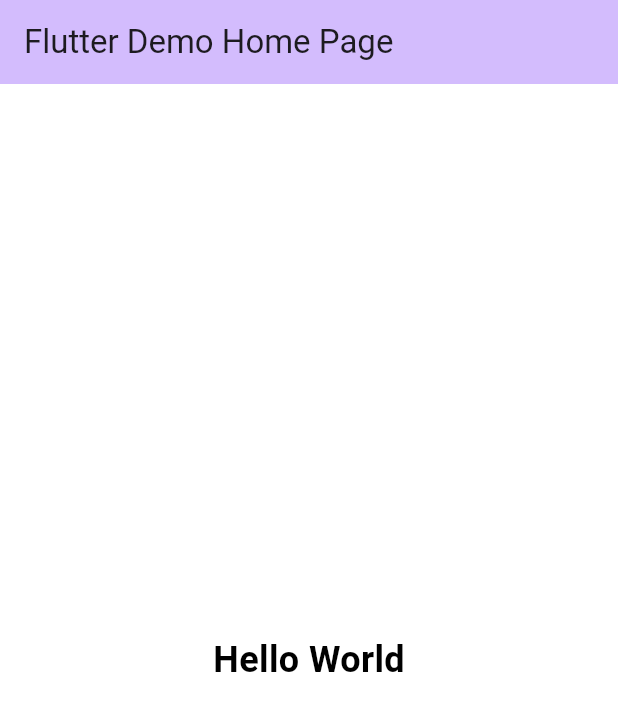
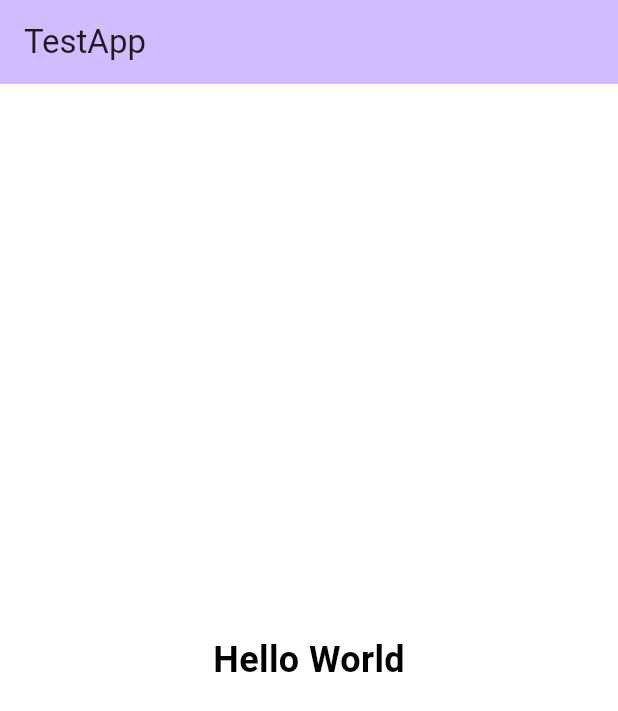
Before and after one commit to mtkgeek/testapp, a Flutter app: the screen it shows after launch, on a phone screen of 412 x 824 dp. Shown: the top 711 px of the screen. Run offline on Flutter 3.47's test engine with Material 2 defaults, Android fonts, the phone set to English and light mode, and no system bars.

Commit message:
fixed analyzer issues

```diff
--- a/lib/main.dart
+++ b/lib/main.dart
@@ -6,7 +6,9 @@ void main() {
   runApp(const MyApp());
 }
 
+/// App entry point
 class MyApp extends StatelessWidget {
+  /// Constructor
   const MyApp({super.key});
 
   // This widget is the root of your application.
@@ -15,42 +17,18 @@ class MyApp extends StatelessWidget {
     return MaterialApp(
       title: 'Flutter Demo',
       theme: ThemeData(
-        // This is the theme of your application.
-        //
-        // TRY THIS: Try running your application with "flutter run". You'll see
-        // the application has a blue toolbar. Then, without quitting the app,
-        // try changing the seedColor in the colorScheme below to Colors.green
-        // and then invoke "hot reload" (save your changes or press the "hot
-        // reload" button in a Flutter-supported IDE, or press "r" if you used
-        // the command line to start the app).
-        //
-        // Notice that the counter didn't reset back to zero; the application
-        // state is not lost during the reload. To reset the state, use hot
-        // restart instead.
-        //
-        // This works for code too, not just values: Most code changes can be
-        // tested with just a hot reload.
         colorScheme: ColorScheme.fromSeed(seedColor: Colors.deepPurple),
         useMaterial3: true,
       ),
-      home: const MyHomePage(title: 'Flutter Demo Home Page'),
+      home: const MyHomePage(),
     );
   }
 }
 
+/// Home screen widget
 class MyHomePage extends StatefulWidget {
-  const MyHomePage({super.key, required this.title});
-
-  // This widget is the home page of your application. It is stateful, meaning
-  // that it has a State object (defined below) that contains fields that affect
-  // how it looks.
-
-  // This class is the configuration for the state. It holds the values (in this
-  // case the title) provided by the parent (in this case the App widget) and
-  // used by the build method of the State. Fields in a Widget subclass are
-  // always marked "final".
-
-  final String title;
+  /// Constructor
+  const MyHomePage({super.key});
 
   @override
   State<MyHomePage> createState() => _MyHomePageState();
@@ -65,7 +43,8 @@ class _MyHomePageState extends State<MyHomePage> {
 
   void _changeColor() {
     setState(() {
-      // Generate a random 24-bit number, then convert it to a 6-digit hex string
+      // Generate a random 24-bit number, then convert it to a 6-digit
+      //hex string
       String hexColor = _random.nextInt(0xFFFFFF).toRadixString(16);
 
       // Pad the left side with zeros to ensure it's always 6 digits long
@@ -77,7 +56,7 @@ class _MyHomePageState extends State<MyHomePage> {
   }
 
   Color getTextColorBasedOnBackground(Color backgroundColor) {
-    double luminance = 0.2126 * backgroundColor.red / 255 +
+    final double luminance = 0.2126 * backgroundColor.red / 255 +
         0.7152 * backgroundColor.green / 255 +
         0.0722 * backgroundColor.blue / 255;
 
@@ -89,7 +68,7 @@ class _MyHomePageState extends State<MyHomePage> {
     return Scaffold(
       appBar: AppBar(
         backgroundColor: Theme.of(context).colorScheme.inversePrimary,
-        title: Text(widget.title),
+        title: const Text("TestApp"),
       ),
       body: GestureDetector(
         onTap: _changeColor,
--- a/pubspec.yaml
+++ b/pubspec.yaml
@@ -34,7 +34,6 @@ dependencies:
 
   # The following adds the Cupertino Icons font to your application.
   # Use with the CupertinoIcons class for iOS style icons.
-  cupertino_icons: ^1.0.2
   solid_lints: ^0.0.19
 
 dev_dependencies:
@@ -46,7 +45,6 @@ dev_dependencies:
   # activated in the `analysis_options.yaml` file located at the root of your
   # package. See that file for information about deactivating specific lint
   # rules and activating additional ones.
-  flutter_lints: ^2.0.0
 
 # For information on the generic Dart part of this file, see the
 # following page: https://dart.dev/tools/pub/pubspec
```
Also changed, not shown: pubspec.lock.
